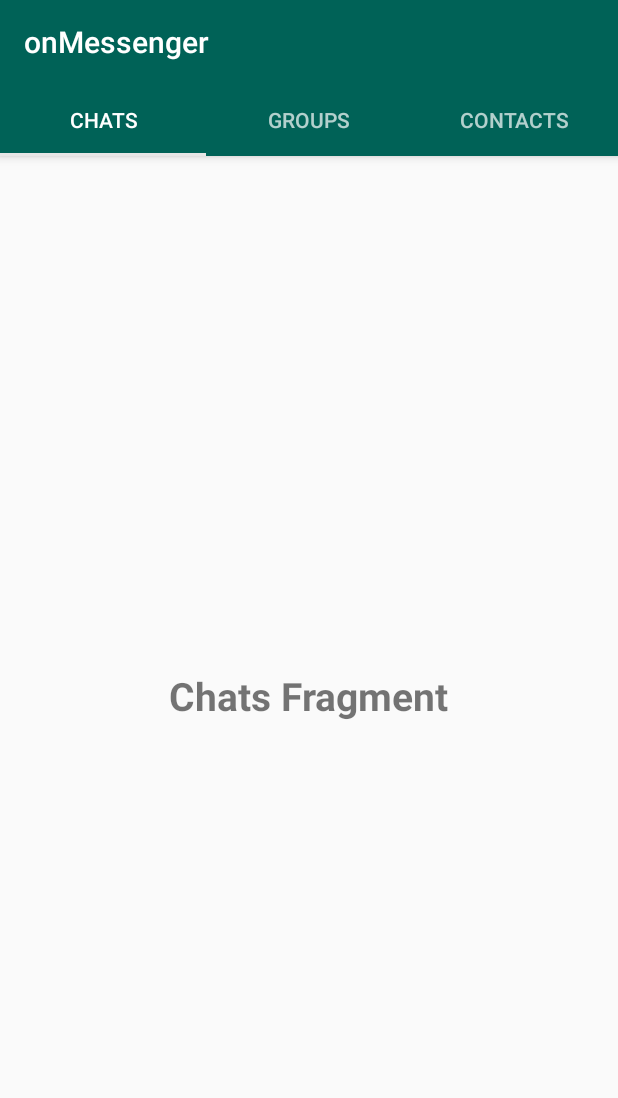
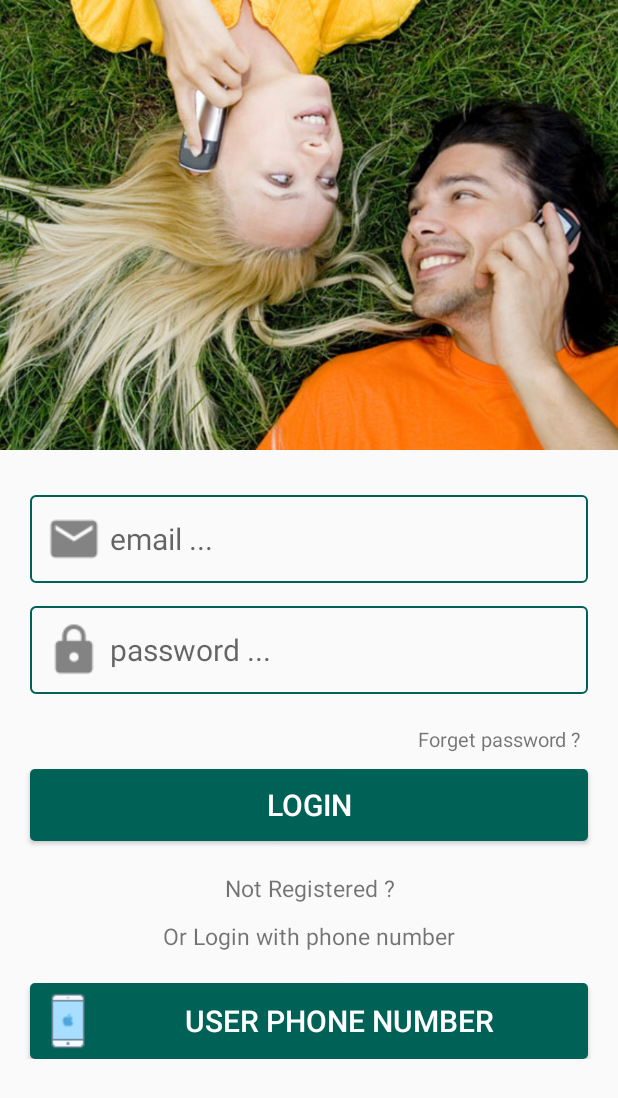
Before and after one commit to jaredrobinson001/onMessenger, an Android app: the screen it shows after launch (MainActivity before the commit, LoginActivity after it), on a phone screen of 412 x 824 dp. Shown: the top 1098 px of the screen. Run offline under Robolectric (Android 15) with nearby library versions, the phone set to English and light mode, and no system bars; our stand-ins replace Firebase (no records; nobody signed in at launch, a user with empty details on screens opened directly).

Commit message:
feat(ui/logic): register a new user via app

```diff
--- a/app/build.gradle
+++ b/app/build.gradle
@@ -17,6 +17,10 @@ android {
             proguardFiles getDefaultProguardFile('proguard-android-optimize.txt'), 'proguard-rules.pro'
         }
     }
+    compileOptions {
+        sourceCompatibility = '1.8'
+        targetCompatibility = '1.8'
+    }
 }
 
 dependencies {
--- a/app/src/main/AndroidManifest.xml
+++ b/app/src/main/AndroidManifest.xml
@@ -9,6 +9,8 @@
         android:roundIcon="@mipmap/ic_launcher_round"
         android:supportsRtl="true"
         android:theme="@style/AppTheme">
+        <activity android:name=".register.RegisterActivity"></activity>
+        <activity android:name=".login.LoginActivity" />
         <activity android:name=".MainActivity">
             <intent-filter>
                 <action android:name="android.intent.action.MAIN" />
--- a/app/src/main/java/com/jxw/onmessenger/MainActivity.java
+++ b/app/src/main/java/com/jxw/onmessenger/MainActivity.java
@@ -1,18 +1,23 @@
 package com.jxw.onmessenger;
 
+import android.content.Intent;
 import android.support.design.widget.TabLayout;
 import android.support.v4.view.ViewPager;
 import android.support.v7.app.AppCompatActivity;
 import android.os.Bundle;
 import android.support.v7.widget.Toolbar;
 
+import com.google.firebase.auth.FirebaseUser;
 import com.jxw.onmessenger.adapters.TabAccessAdapter;
+import com.jxw.onmessenger.login.LoginActivity;
 
 public class MainActivity extends AppCompatActivity {
     private Toolbar appToolbar;
     private TabLayout mainTabLayout;
     private ViewPager mainViewPager;
     private TabAccessAdapter tabAccessAdapter;
+
+    private FirebaseUser currentUser;
 
 
     @Override
@@ -33,4 +38,17 @@ public class MainActivity extends AppCompatActivity {
         mainTabLayout = findViewById(R.id.main_tabs);
         mainTabLayout.setupWithViewPager(mainViewPager);
     }
+
+    @Override
+    protected void onStart() {
+        super.onStart();
+        if (currentUser == null) {
+            sendUserToLoginActivity();
+        }
+    }
+
+    private void sendUserToLoginActivity() {
+        Intent loginIntent = new Intent(MainActivity.this, LoginActivity.class);
+        startActivity(loginIntent);
+    }
 }
--- /dev/null
+++ b/app/src/main/java/com/jxw/onmessenger/login/LoginActivity.java
@@ -0,0 +1,57 @@
+package com.jxw.onmessenger.login;
+
+import android.content.Intent;
+import android.support.v7.app.AppCompatActivity;
+import android.os.Bundle;
+import android.view.View;
+import android.widget.Button;
+import android.widget.EditText;
+import android.widget.TextView;
+
+import com.google.firebase.auth.FirebaseUser;
+import com.jxw.onmessenger.MainActivity;
+import com.jxw.onmessenger.R;
+import com.jxw.onmessenger.register.RegisterActivity;
+
+public class LoginActivity extends AppCompatActivity {
+    private FirebaseUser currentUser;
+    private Button loginButton, phoneLoginButton;
+    private EditText emailInputField, passwordInputField;
+    private TextView forgetPasswordLink, notRegisteredLink;
+
+    @Override
+    protected void onCreate(Bundle savedInstanceState) {
+        super.onCreate(savedInstanceState);
+        setContentView(R.layout.activity_login);
+
+        initializeFields();
+        notRegisteredLink.setOnClickListener(view -> {
+            Intent registerActivityIntent = new Intent(LoginActivity.this, RegisterActivity.class);
+            startActivity(registerActivityIntent);
+        });
+    }
+
+    private void initializeFields() {
+        loginButton = findViewById(R.id.login_button);
+        phoneLoginButton = findViewById(R.id.phone_login_option_button);
+
+        emailInputField = findViewById(R.id.email_input);
+        passwordInputField = findViewById(R.id.password_input);
+
+        forgetPasswordLink = findViewById(R.id.forget_password_link);
+        notRegisteredLink = findViewById(R.id.not_registered_link);
+    }
+
+    @Override
+    protected void onStart() {
+        super.onStart();
+        if (currentUser != null) {
+            sendUserToMainActivity();
+        }
+    }
+
+    private void sendUserToMainActivity() {
+        Intent mainActivityIntent = new Intent(LoginActivity.this, MainActivity.class);
+        startActivity(mainActivityIntent);
+    }
+}
--- /dev/null
+++ b/app/src/main/res/drawable/buttons.xml
@@ -0,0 +1,5 @@
+<?xml version="1.0" encoding="utf-8"?>
+<shape xmlns:android="http://schemas.android.com/apk/res/android">
+    <solid android:color="@color/colorPrimary" />
+    <corners android:radius="3dp" />
+</shape>
--- /dev/null
+++ b/app/src/main/res/drawable/inputs.xml
@@ -0,0 +1,9 @@
+<?xml version="1.0" encoding="utf-8"?>
+<shape xmlns:android="http://schemas.android.com/apk/res/android">
+
+    <stroke
+        android:color="@color/colorPrimary"
+        android:width="1dp"/>
+    <corners android:radius="3dp" />
+
+</shape>
--- /dev/null
+++ b/app/src/main/res/layout/activity_login.xml
@@ -0,0 +1,140 @@
+<?xml version="1.0" encoding="utf-8"?>
+<RelativeLayout xmlns:android="http://schemas.android.com/apk/res/android"
+    xmlns:tools="http://schemas.android.com/tools"
+    android:layout_width="match_parent"
+    android:layout_height="match_parent"
+    tools:context=".login.LoginActivity">
+
+
+
+    <ScrollView
+        android:layout_width="match_parent"
+        android:layout_height="match_parent"
+        android:layout_alignParentTop="true">
+
+        <RelativeLayout
+            android:layout_width="match_parent"
+            android:layout_height="wrap_content">
+
+            <ImageView
+                android:id="@+id/login_banner"
+                android:layout_width="match_parent"
+                android:layout_height="300dp"
+                android:src="@drawable/login_photo"
+                android:layout_alignParentTop="true"
+                android:scaleType="centerCrop"/>
+
+            <EditText
+                android:id="@+id/email_input"
+                android:layout_width="match_parent"
+                android:layout_height="wrap_content"
+                android:background="@drawable/inputs"
+                android:padding="5dp"
+                android:textSize="20sp"
+                android:layout_below="@+id/login_banner"
+                android:layout_marginTop="30dp"
+                android:layout_marginLeft="20dp"
+                android:layout_marginRight="20dp"
+                android:hint="email ..."
+                android:inputType="textEmailAddress"
+                android:drawableLeft="@drawable/email"
+                android:drawableStart="@drawable/email"/>
+
+            <EditText
+                android:id="@+id/password_input"
+                android:layout_width="match_parent"
+                android:layout_height="wrap_content"
+                android:background="@drawable/inputs"
+                android:padding="5dp"
+                android:textSize="20sp"
+                android:layout_below="@+id/email_input"
+                android:layout_marginTop="15dp"
+                android:layout_marginLeft="20dp"
+                android:layout_marginRight="20dp"
+                android:hint="password ..."
+                android:inputType="textPassword"
+                android:drawableLeft="@drawable/password"
+                android:drawableStart="@drawable/password"/>
+
+            <TextView
+                android:id="@+id/forget_password_link"
+                android:layout_width="match_parent"
+                android:layout_height="wrap_content"
+                android:padding="5dp"
+                android:textSize="13sp"
+                android:layout_below="@+id/password_input"
+                android:layout_marginTop="15dp"
+                android:layout_marginLeft="20dp"
+                android:layout_marginRight="20dp"
+                android:textAlignment="textEnd"
+                android:gravity="end"
+                android:text="Forget password ?"
+                />
+
+            <Button
+                android:id="@+id/login_button"
+                android:layout_width="match_parent"
+                android:layout_height="wrap_content"
+                android:layout_marginTop="5dp"
+                android:layout_marginLeft="20dp"
+                android:layout_marginRight="20dp"
+                android:text="login"
+                android:textSize="20sp"
+                android:padding="5dp"
+                android:textAllCaps="true"
+                android:textColor="@android:color/white"
+                android:background="@drawable/buttons"
+                android:layout_below="@+id/forget_password_link"
+                />
+
+            <TextView
+            android:id="@+id/not_registered_link"
+            android:layout_width="match_parent"
+            android:layout_height="wrap_content"
+            android:padding="5dp"
+            android:textSize="15sp"
+            android:layout_below="@+id/login_button"
+            android:layout_marginTop="15dp"
+            android:layout_marginLeft="20dp"
+            android:layout_marginRight="20dp"
+            android:textAlignment="center"
+            android:gravity="center"
+            android:text="Not Registered ?"
+            />
+
+            <TextView
+                android:id="@+id/phone_login_option_text"
+                android:layout_width="match_parent"
+                android:layout_height="wrap_content"
+                android:padding="5dp"
+                android:textSize="15sp"
+                android:layout_below="@+id/not_registered_link"
+                android:layout_marginLeft="20dp"
+                android:layout_marginRight="20dp"
+                android:textAlignment="center"
+                android:gravity="center"
+                android:text="Or Login with phone number"
+                />
+
+            <Button
+                android:id="@+id/phone_login_option_button"
+                android:layout_width="match_parent"
+                android:layout_height="wrap_content"
+                android:layout_marginTop="15dp"
+                android:layout_marginLeft="20dp"
+                android:layout_marginRight="20dp"
+                android:text="user phone number"
+                android:textSize="20sp"
+                android:padding="5dp"
+                android:textAllCaps="true"
+                android:textColor="@android:color/white"
+                android:background="@drawable/buttons"
+                android:drawableStart="@drawable/phone"
+                android:layout_below="@+id/phone_login_option_text"
+            />
+
+        </RelativeLayout>
+
+    </ScrollView>
+
+</RelativeLayout>
```
Also changed, not shown: app/src/main/java/com/jxw/onmessenger/register/RegisterActivity.java (added, +84 -0 lines), app/src/main/res/layout/activity_register.xml (added, +88 -0 lines), app/src/main/res/drawable/edit_profile.png (added), app/src/main/res/drawable/edit_status.png (added), app/src/main/res/drawable/email.png (added), app/src/main/res/drawable/login_photo.jpg (added), app/src/main/res/drawable/online.png (added), app/src/main/res/drawable/password.png (added), app/src/main/res/drawable/phone.png (added), app/src/main/res/drawable/profile_activity.png (added), app/src/main/res/drawable/profile_image.png (added), app/src/main/res/drawable/send_message.png (added), app/src/main/res/drawable/signup_photo.jpg (added).
